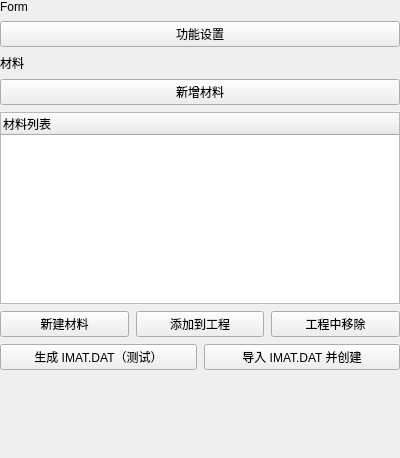
This is plugins/Base_MaterialManager/MaterialManagerWidget.ui in asd977/base_cae as Qt 5 draws it before an edit. The edited form follows.
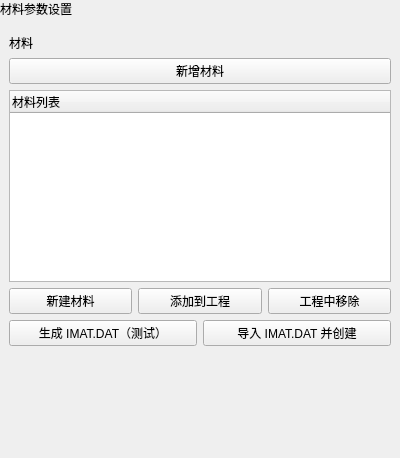
This is the edited form.

What changed in the file:
```diff
--- a/plugins/Base_MaterialManager/MaterialManagerWidget.ui
+++ b/plugins/Base_MaterialManager/MaterialManagerWidget.ui
@@ -27,22 +27,38 @@
     <number>0</number>
    </property>
    <property name="bottomMargin">
-    <number>26</number>
+    <number>0</number>
    </property>
       <item>
-    <widget class="QLabel" name="pageNameLabel">
+    <widget class="QLabel" name="pageHeaderLabel">
+     <property name="sizePolicy">
+      <sizepolicy hsizetype="Preferred" vsizetype="Fixed">
+       <horstretch>0</horstretch>
+       <verstretch>0</verstretch>
+      </sizepolicy>
+     </property>
      <property name="text">
-      <string>Form</string>
+      <string>材料参数设置</string>
      </property>
     </widget>
    </item>
    <item>
-    <widget class="QPushButton" name="sectionTitleButton">
-     <property name="text">
-      <string>功能设置</string>
+    <layout class="QVBoxLayout" name="contentLayout">
+     <property name="leftMargin">
+      <number>9</number>
      </property>
-    </widget>
-   </item>
+     <property name="topMargin">
+      <number>9</number>
+     </property>
+     <property name="rightMargin">
+      <number>9</number>
+     </property>
+     <property name="bottomMargin">
+      <number>9</number>
+     </property>
+     <property name="spacing">
+      <number>6</number>
+     </property>
 <item>
     <widget class="QLabel" name="label">
      <property name="text">
@@ -127,6 +143,8 @@
       </size>
      </property>
     </spacer>
+     </item>
+    </layout>
    </item>
 </layout>
  </widget>
```
Left out of the diff: 2 changed lines with no effect on the pictures. Lines whose indentation alone changed are shown as unchanged.
